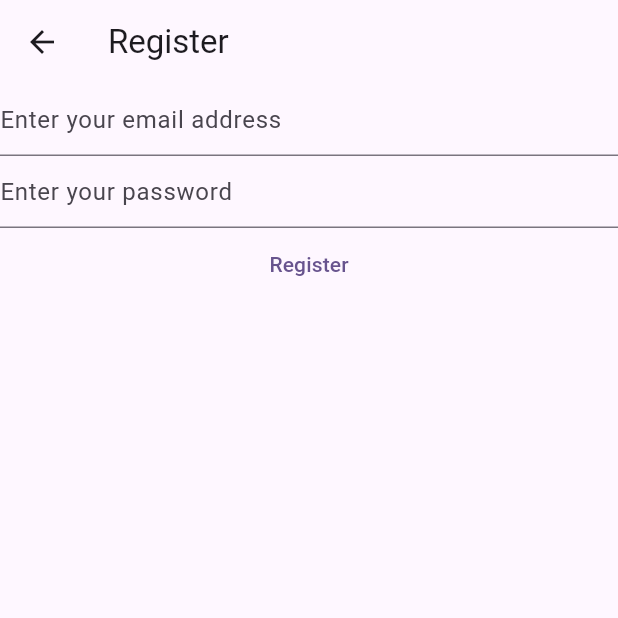
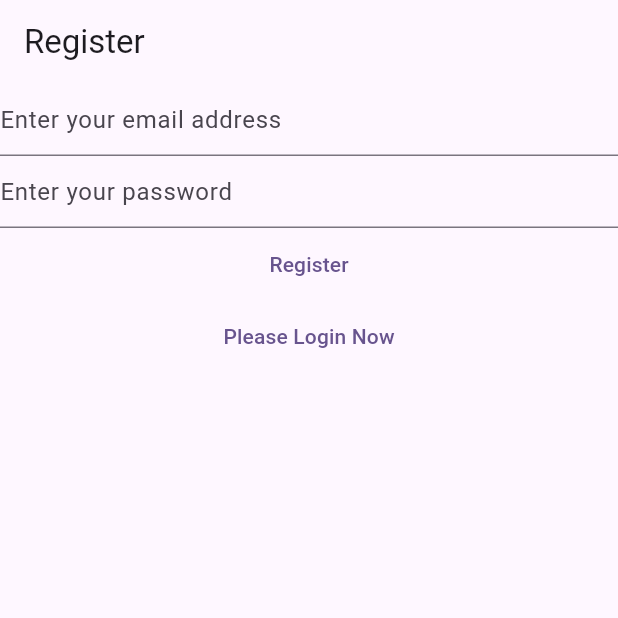
Before and after one commit to Gauravpolai/NotesApp, a Flutter app: the RegisterView screen opened directly, on a phone screen of 412 x 824 dp, the top half of it. Run offline on Flutter 3.47's test engine with Material 3 defaults, Android fonts, the phone set to English and light mode, and no system bars; our stand-ins replace firebase_auth, firebase_core; accounts and stored records are empty.

Commit message:
Login page, verification page, register page

```diff
--- a/lib/views/register_view.dart
+++ b/lib/views/register_view.dart
@@ -31,31 +31,23 @@ class _RegisterViewState extends State<RegisterView> {
   Widget build(BuildContext context) {
     return Scaffold(
       appBar: AppBar(
-        title: const Text("Register"),
+        title: Text('Register'),
       ),
-      body: FutureBuilder(
-        future: Firebase.initializeApp(
-          options: DefaultFirebaseOptions.currentPlatform,
-        ),
-        builder: (context, snapshot) {
-          switch (snapshot.connectionState) {
-            case ConnectionState.done:
-              return Column(children: [
+      body: Column(children: [
         TextField(
           controller: _email,
           enableSuggestions: false,
           autocorrect: false,
           keyboardType: TextInputType.emailAddress,
-                  decoration: const InputDecoration(
-                      hintText: "Enter your email address"),
+          decoration:
+              const InputDecoration(hintText: "Enter your email address"),
         ),
         TextField(
           controller: _password,
           obscureText: true,
           enableSuggestions: false,
           autocorrect: false,
-                  decoration:
-                      const InputDecoration(hintText: "Enter your password"),
+          decoration: const InputDecoration(hintText: "Enter your password"),
         ),
         TextButton(
           onPressed: () async {
@@ -78,12 +70,13 @@ class _RegisterViewState extends State<RegisterView> {
           },
           child: const Text("Register"),
         ),
-              ]);
-            default:
-              return const Text('....Loading');
-          }
+        TextButton(
+            onPressed: () {
+              Navigator.of(context)
+                  .pushNamedAndRemoveUntil('/login/', (route) => false);
             },
-      ),
+            child: Text("Please Login Now")),
+      ]),
     );
   }
 }
```
Also changed, not shown: lib/main.dart (+21 -11 lines), lib/views/login_view.dart (+12 -21 lines), lib/views/verify_emailView.dart (added, +31 -0 lines). Lines whose indentation alone changed are shown as unchanged.
